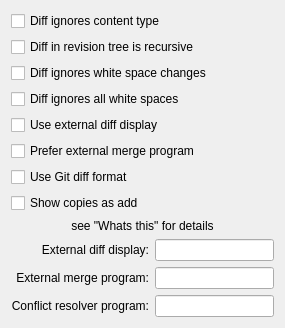
Qt form src/settings/diffmergesettings.ui (KDE/kdesvn) before a commit.
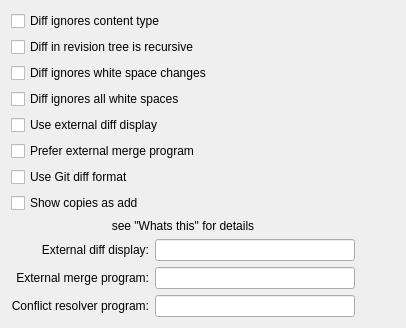
The same form after that commit. Custom widgets are drawn as their Qt base class.

Commit message: No functional changes, just some layout fixes so they're at least usable (don't collapse, don't expand anywhere)

```diff
--- a/src/settings/diffmergesettings.ui
+++ b/src/settings/diffmergesettings.ui
@@ -2,44 +2,38 @@
 <ui version="4.0">
  <class>DiffMergeSettings</class>
  <widget class="QWidget" name="DiffMergeSettings">
-  <property name="geometry">
-   <rect>
-    <x>0</x>
-    <y>0</y>
-    <width>285</width>
-    <height>313</height>
-   </rect>
-  </property>
-  <layout class="QVBoxLayout" name="verticalLayout">
-   <item>
+  <layout class="QGridLayout" name="gridLayout_2">
+   <item row="0" column="0">
+    <layout class="QGridLayout" name="gridLayout">
+     <item row="0" column="0">
     <widget class="QCheckBox" name="kcfg_diff_ignore_content">
      <property name="text">
       <string>Diff ignores content type</string>
      </property>
     </widget>
    </item>
-   <item>
+     <item row="1" column="0">
     <widget class="QCheckBox" name="kcfg_tree_diff_rec">
      <property name="text">
       <string>Diff in revision tree is recursive</string>
      </property>
     </widget>
    </item>
-   <item>
+     <item row="2" column="0">
     <widget class="QCheckBox" name="kcfg_diff_ignore_spaces">
      <property name="text">
       <string>Diff ignores white space changes</string>
      </property>
     </widget>
    </item>
-   <item>
+     <item row="3" column="0">
     <widget class="QCheckBox" name="kcfg_diff_ignore_all_white_spaces">
      <property name="text">
       <string>Diff ignores all white spaces</string>
      </property>
     </widget>
    </item>
-   <item>
+     <item row="4" column="0">
     <widget class="QCheckBox" name="kcfg_use_external_diff">
      <property name="toolTip">
       <string>If kdesvn should use an external diff display and/or generator. If not checked use internal display.</string>
@@ -49,7 +43,7 @@
      </property>
     </widget>
    </item>
-   <item>
+     <item row="5" column="0">
     <widget class="QCheckBox" name="kcfg_extern_merge_default">
      <property name="toolTip">
       <string>Set if merge with external program is preferred and not Subversion's merge</string>
@@ -59,21 +53,21 @@
      </property>
     </widget>
    </item>
-   <item>
+     <item row="6" column="0">
     <widget class="QCheckBox" name="kcfg_diff_gitformat_default">
      <property name="text">
       <string>Use Git diff format</string>
      </property>
     </widget>
    </item>
-   <item>
+     <item row="7" column="0">
     <widget class="QCheckBox" name="kcfg_diff_copies_as_add">
      <property name="text">
       <string>Show copies as add</string>
      </property>
     </widget>
    </item>
-   <item>
+     <item row="8" column="0">
     <layout class="QGridLayout">
      <item row="1" column="0">
       <layout class="QGridLayout">
@@ -105,6 +99,18 @@
        </item>
        <item row="2" column="1">
         <widget class="KLineEdit" name="kcfg_conflict_resolver">
+           <property name="minimumSize">
+            <size>
+             <width>200</width>
+             <height>0</height>
+            </size>
+           </property>
+           <property name="maximumSize">
+            <size>
+             <width>500</width>
+             <height>16777215</height>
+            </size>
+           </property>
          <property name="toolTip">
           <string>Setup an external program for conflict resolving</string>
          </property>
@@ -203,8 +209,23 @@
      </item>
     </layout>
    </item>
-   <item>
-    <spacer>
+    </layout>
+   </item>
+   <item row="0" column="1">
+    <spacer name="horizontalSpacer">
+     <property name="orientation">
+      <enum>Qt::Horizontal</enum>
+     </property>
+     <property name="sizeHint" stdset="0">
+      <size>
+       <width>40</width>
+       <height>20</height>
+      </size>
+     </property>
+    </spacer>
+   </item>
+   <item row="1" column="0">
+    <spacer name="spacer">
      <property name="orientation">
       <enum>Qt::Vertical</enum>
      </property>
@@ -214,7 +235,7 @@
      <property name="sizeHint" stdset="0">
       <size>
        <width>20</width>
-       <height>16</height>
+       <height>0</height>
       </size>
      </property>
     </spacer>
```
Lines whose indentation alone changed are shown as unchanged. The commit also changes 11 other files.
